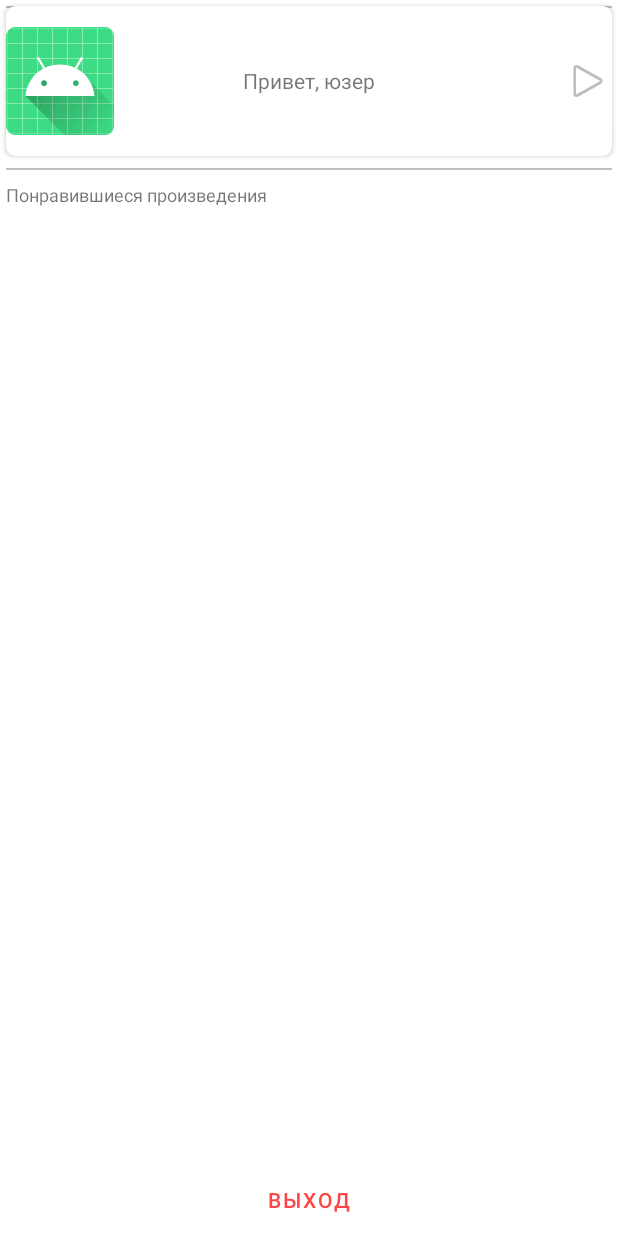
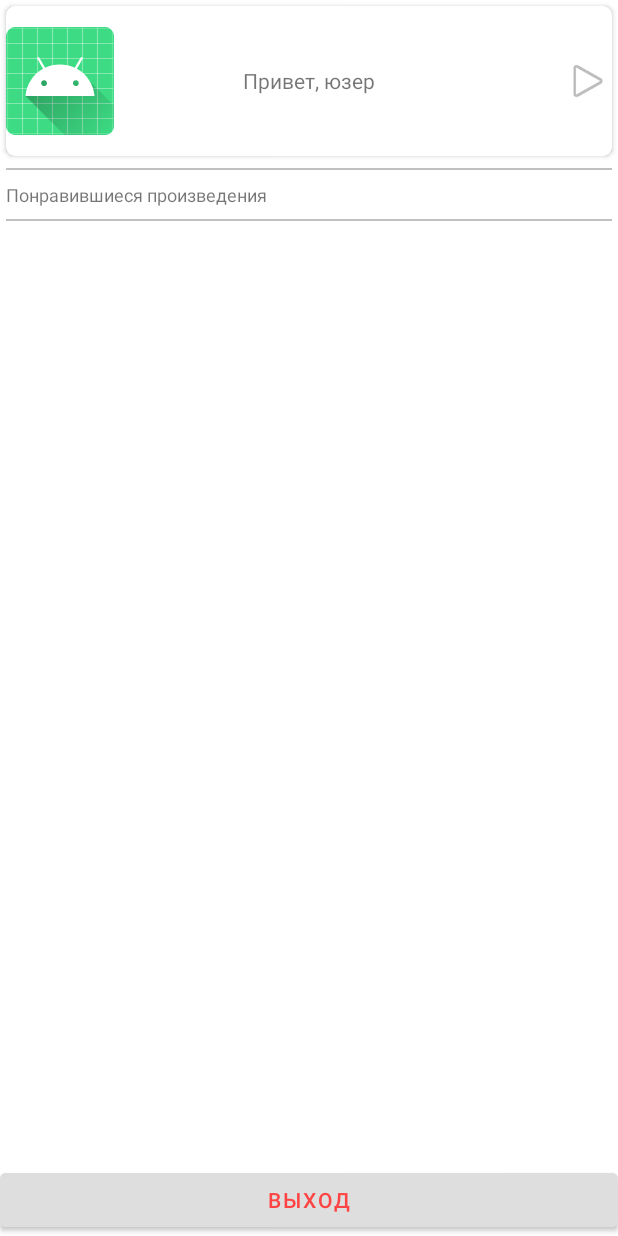
Before and after one commit to kpkpkpk/BookProject, an Android app: the layout fragment_account.xml on its own in the app's theme, with its tools: preview values and no code run, on a phone screen of 412 x 824 dp. Run offline under Robolectric (Android 15) with nearby library versions, the phone set to English and light mode, and no system bars.

Commit message:
добавил всякое оформление

```diff
--- a/app/src/main/res/layout/fragment_account.xml
+++ b/app/src/main/res/layout/fragment_account.xml
@@ -54,7 +54,7 @@
         android:layout_below="@id/v1" />
     <View
         android:layout_width="match_parent"
-        android:layout_below="@id/liked_books_button"
+        android:layout_below="@id/account_liked_books_button"
         android:background="#C0C0C0"
         android:layout_margin="4dp"
         android:id="@+id/v2"
@@ -65,7 +65,8 @@
         android:layout_width="match_parent"
         android:layout_height="wrap_content"
         android:textColor="@android:color/holo_red_light"
-        android:background="@android:color/transparent"
+        android:shadowColor="@android:color/darker_gray"
+        android:backgroundTint="#DFDEDE"
         android:layout_alignParentBottom="true"
         android:text="Выход"/>
 </RelativeLayout>
```
Also changed, not shown: app/src/main/java/com/kp/bookproject/ui/account/AccountFragment.java (+49 -2 lines).
